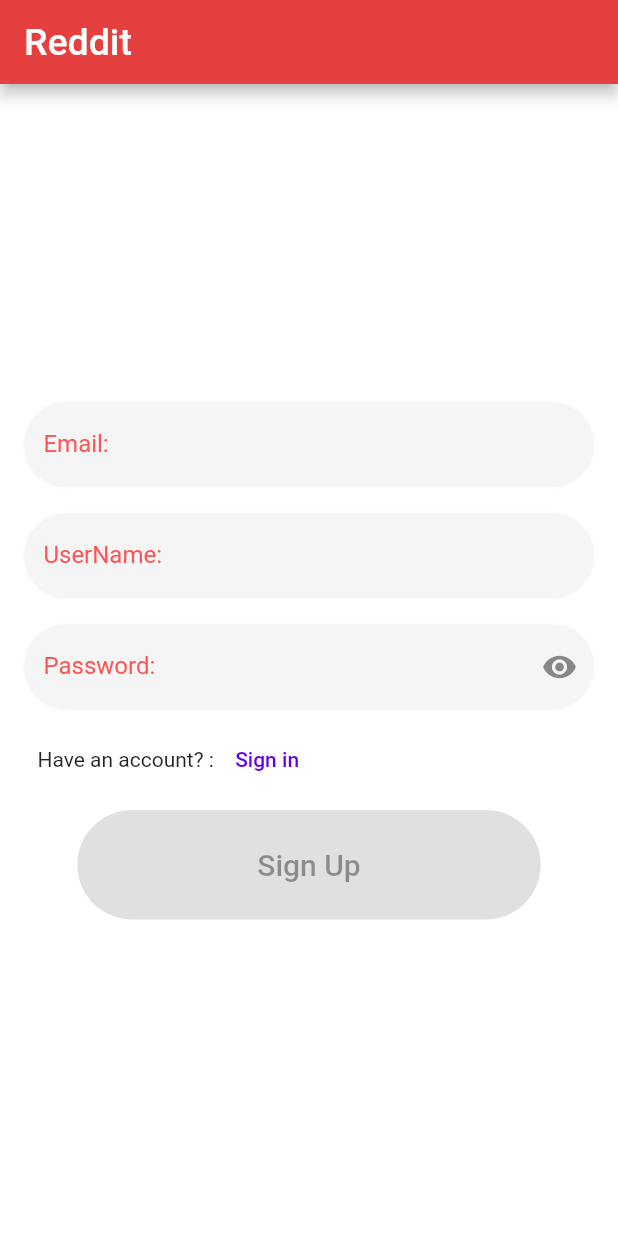
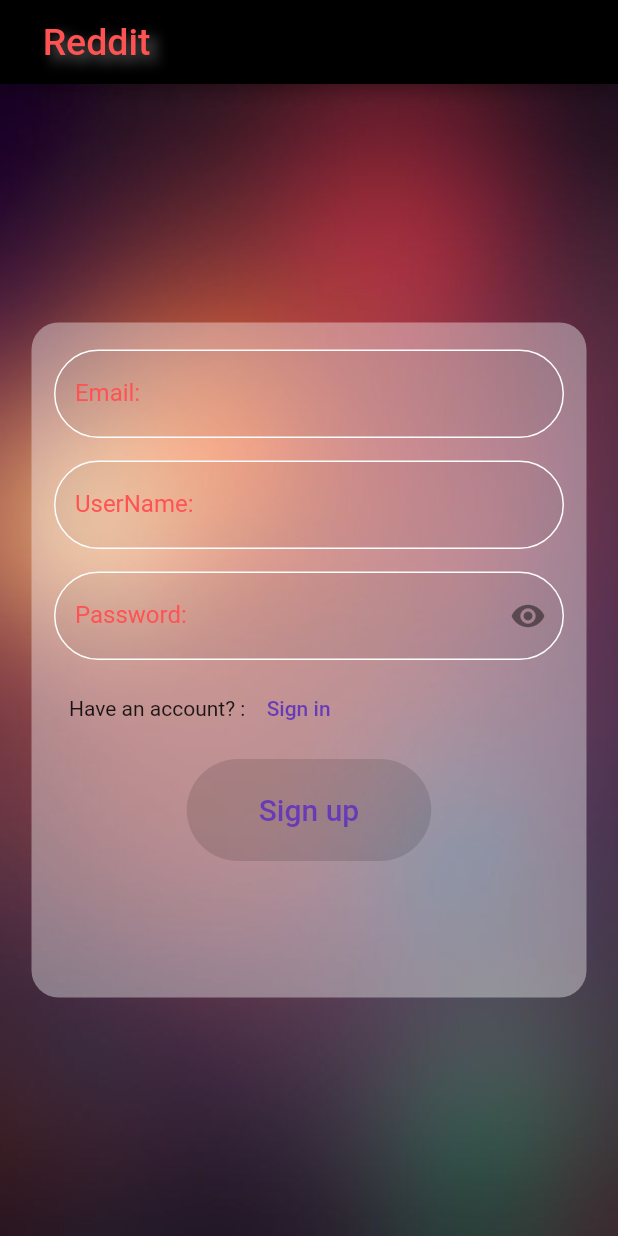
Before and after one commit to Hossein-sfa/Reddit, a Flutter app: the screen it shows after launch, after a tap on "Sign up", on a phone screen of 412 x 824 dp. Run offline on Flutter 3.47's test engine with Material 2 defaults, Android fonts, the phone set to English and light mode, and no system bars; our stand-ins replace carousel_slider, image_picker, motion_toast, settings_ui, shamsi_date; accounts and stored records are empty.

Commit message:
change some ui setting and add background and appbar change

```diff
--- a/lib/main.dart
+++ b/lib/main.dart
@@ -1,10 +1,11 @@
 import 'package:flutter/material.dart';
+import 'communities.dart';
 import 'siginpage.dart';
 
 void main() => runApp(const MyApp());
 
 // class for switching between dark and light theme
-class Themes {
+class Theme {
   static ThemeData light = ThemeData(
     scaffoldBackgroundColor: Colors.white,
     primaryColor: Colors.deepOrange,
@@ -27,9 +28,14 @@ class Themes {
 // contains app bar for different pages
 class AppBars {
   static var reddit = AppBar(
+    backgroundColor: Colors.black,
     title: const Text(
-      "Reddit",
-      style: TextStyle(fontSize: 25),
+      "  Reddit",
+      textAlign: TextAlign.center,
+      //textDirection: TextDirection.ltr,
+      style: TextStyle(fontSize: 25 , color: Colors.redAccent , shadows: [Shadow(
+          blurRadius: 10.0 , color: Colors.white38 , offset: Offset(5.0, 5.0)
+      )]),
     ),
   );
 }
@@ -41,8 +47,8 @@ class MyApp extends StatelessWidget {
     return MaterialApp(
       debugShowCheckedModeBanner: false,
       title: 'Reddit',
-      theme: Themes.light,
-      darkTheme: Themes.dark,
+      theme: Theme.light,
+      darkTheme: Theme.dark,
       home: const MyHomePage(),
     );
   }
@@ -59,7 +65,9 @@ class MyHomePageState extends State<MyHomePage> {
   @override
   Widget build(BuildContext context) {
     return const Scaffold(
-      body: SignIn(),
+      // body: SignIn(),
+      body:
+      SignIn(),
     );
   }
 }
--- a/lib/signuppage.dart
+++ b/lib/signuppage.dart
@@ -1,6 +1,7 @@
 import 'package:flutter/material.dart';
 import 'ToHome.dart';
 import 'siginpage.dart';
+import 'feed.dart';
 import 'main.dart';
 
 // validate that password contains 8 chars and  at least one number and  a small and a capital character
@@ -27,11 +28,13 @@ isValidUserName(String userName) {
     // ToDo : check that username is not already have an account in phase 2 project
     return true;
   }
+
   return false;
 }
 
 class SignUp extends StatefulWidget {
   const SignUp({Key? key}) : super(key: key);
+
   @override
   State<SignUp> createState() => SignUpState();
 }
@@ -55,8 +58,6 @@ class SignUpState extends State<SignUp> {
       setState(() {
         if (isValidEmail(email.text)) {
           emailChecker = true;
-        } else {
-          emailChecker = false;
         }
       });
     });
@@ -64,8 +65,6 @@ class SignUpState extends State<SignUp> {
       setState(() {
         if (isValidUserName(userName.text)) {
           userNameChecker = true;
-        } else {
-          userNameChecker = false;
         }
       });
     });
@@ -73,8 +72,6 @@ class SignUpState extends State<SignUp> {
       setState(() {
         if (isValidPassword(password.text)) {
           passwordChecker = true;
-        } else {
-          passwordChecker = false;
         }
       });
     });
@@ -94,14 +91,28 @@ class SignUpState extends State<SignUp> {
     return Material(
       child: Scaffold(
         appBar: AppBars.reddit,
-        body: SafeArea(
+        body: Container(
+          constraints: const BoxConstraints.expand(),
+          decoration: const BoxDecoration(
+              image: DecorationImage(
+                  image: AssetImage("assets/images/bkg4.jpg"),
+                  fit: BoxFit.cover)),
+          child: SafeArea(
             child: Center(
               child: Wrap(
                 children: [
-                Column(
+                  Container(
+                    decoration: const BoxDecoration(
+                      color: Colors.white38,
+                      borderRadius: BorderRadius.all(Radius.circular(18)),
+                    ),
+                    width: 370,
+                    height: 450,
+                    child: Column(
                       children: [
                         Padding(
-                      padding: const EdgeInsets.only(left: 15, right: 15),
+                          padding: const EdgeInsets.only(
+                              left: 15, right: 15, top: 18),
                           child: TextField(
                             controller: email,
                             keyboardType: TextInputType.text,
@@ -115,7 +126,8 @@ class SignUpState extends State<SignUp> {
                               filled: true,
                               errorText: emailErrorMessage,
                               labelText: 'Email: ',
-                          labelStyle: const TextStyle(color: Colors.redAccent),
+                              labelStyle:
+                              const TextStyle(color: Colors.redAccent),
                               enabledBorder: OutlineInputBorder(
                                 borderRadius: BorderRadius.circular(100),
                                 borderSide:
@@ -137,7 +149,8 @@ class SignUpState extends State<SignUp> {
                             keyboardType: TextInputType.text,
                             textAlign: TextAlign.center,
                             onChanged: (text) {
-                          userNameErrorMessage = isValidUserName(userName.text)
+                              userNameErrorMessage =
+                              isValidUserName(userName.text)
                                   ? null
                                   : 'This username is already chosen';
                             },
@@ -145,7 +158,8 @@ class SignUpState extends State<SignUp> {
                               filled: true,
                               errorText: userNameErrorMessage,
                               labelText: 'UserName: ',
-                          labelStyle: const TextStyle(color: Colors.redAccent),
+                              labelStyle:
+                              const TextStyle(color: Colors.redAccent),
                               enabledBorder: OutlineInputBorder(
                                 borderRadius: BorderRadius.circular(100),
                                 borderSide:
@@ -168,7 +182,8 @@ class SignUpState extends State<SignUp> {
                             keyboardType: TextInputType.text,
                             textAlign: TextAlign.center,
                             onChanged: (text) {
-                          passwordErrorMessage = isValidPassword(password.text)
+                              passwordErrorMessage = isValidPassword(
+                                  password.text)
                                   ? null
                                   : 'This password is not strong enough.\nIt should have at least one lowercase, uppercase letter and a number.\nand it should be more than 8 characters.';
                             },
@@ -186,7 +201,8 @@ class SignUpState extends State<SignUp> {
                                   });
                                 },
                               ),
-                          labelStyle: const TextStyle(color: Colors.redAccent),
+                              labelStyle:
+                              const TextStyle(color: Colors.redAccent),
                               enabledBorder: OutlineInputBorder(
                                 borderRadius: BorderRadius.circular(100),
                                 borderSide:
@@ -206,7 +222,8 @@ class SignUpState extends State<SignUp> {
                             const SizedBox(width: 25),
                             const Text("Have an account? : "),
                             TextButton(
-                          child: const Text('Sign in'),
+                              child: const Text('Sign in',
+                                  style: TextStyle(color: Colors.deepPurple)),
                               onPressed: () {
                                 Navigator.pushReplacement(
                                   context,
@@ -220,8 +237,6 @@ class SignUpState extends State<SignUp> {
                         ),
                         const SizedBox(height: 10),
                         ElevatedButton(
-                      child:
-                          const Text('Sign Up', style: TextStyle(fontSize: 20)),
                           onPressed:
                           emailChecker && userNameChecker && passwordChecker
                               ? () {
@@ -234,20 +249,35 @@ class SignUpState extends State<SignUp> {
                             );
                           }
                               : null,
+                          child: TextButton(
+                            child: const Text('Sign up',
+                                style: TextStyle(
+                                    fontSize: 20, color: Colors.deepPurple)),
+                            onPressed: () {
+                              Navigator.pushReplacement(
+                                context,
+                                MaterialPageRoute(
+                                  builder: (context) => const ToHome(),
+                                ),
+                              );
+                            },
+                          ),
                           style: ElevatedButton.styleFrom(
                             shape: RoundedRectangleBorder(
                               borderRadius: BorderRadius.circular(50),
                             ),
                             primary: const Color(0xffffb34f),
                             padding: const EdgeInsets.symmetric(
-                          horizontal: 120,
-                          vertical: 25,
+                              horizontal: 40,
+                              vertical: 10,
                             ),
                           ),
                         ),
                       ],
                     ),
+                  ),
                 ],
+              ),
             ),
           ),
         ),
```
Lines whose indentation alone changed are shown as unchanged.
